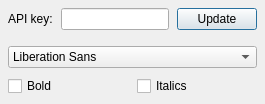
This is src/settings.ui in agarny/wanikani as Qt 5 draws it before an edit. The edited form follows.
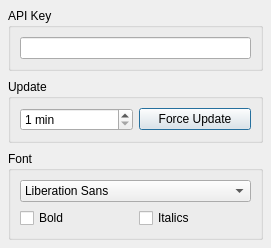
This is the edited form. Icons and pictures are not drawn.

Commit message: Rearranged the GUI and can now specify how often the wallpaper should be updated (closes #3).

Patch:
```diff
--- a/src/settings.ui
+++ b/src/settings.ui
@@ -10,7 +10,7 @@
     <x>0</x>
     <y>0</y>
     <width>320</width>
-    <height>109</height>
+    <height>219</height>
    </rect>
   </property>
   <property name="windowTitle">
@@ -28,59 +28,73 @@
     <enum>QLayout::SetFixedSize</enum>
    </property>
    <property name="leftMargin">
-    <number>0</number>
+    <number>8</number>
    </property>
    <property name="topMargin">
     <number>8</number>
    </property>
    <property name="rightMargin">
-    <number>0</number>
+    <number>8</number>
    </property>
    <property name="bottomMargin">
     <number>8</number>
    </property>
    <item>
-    <layout class="QVBoxLayout" name="apiKeyVerticalLayout">
-     <property name="leftMargin">
-      <number>8</number>
+    <widget class="QGroupBox" name="apiKeyGroupBox">
+     <property name="title">
+      <string>API Key</string>
      </property>
-     <property name="rightMargin">
-      <number>8</number>
-     </property>
-     <item>
-      <layout class="QHBoxLayout" name="apiKeyHorizontalLayout">
-       <item>
-        <widget class="QLabel" name="apiKeyLabel">
-         <property name="text">
-          <string>API key:</string>
-         </property>
-        </widget>
-       </item>
+     <layout class="QVBoxLayout" name="verticalLayout">
        <item>
         <widget class="QLineEdit" name="apiKeyValue"/>
        </item>
+     </layout>
+    </widget>
+   </item>
        <item>
-        <widget class="QPushButton" name="updateButton">
-         <property name="text">
+    <widget class="QGroupBox" name="updateGroupBox">
+     <property name="title">
           <string>Update</string>
          </property>
-        </widget>
-       </item>
-      </layout>
-     </item>
-    </layout>
+     <layout class="QHBoxLayout" name="horizontalLayout_2">
+      <item>
+       <widget class="QSpinBox" name="intervalSpinBox">
+        <property name="enabled">
+         <bool>true</bool>
+        </property>
+        <property name="readOnly">
+         <bool>false</bool>
+        </property>
+        <property name="accelerated">
+         <bool>true</bool>
+        </property>
+        <property name="suffix">
+         <string> min</string>
+        </property>
+        <property name="minimum">
+         <number>1</number>
+        </property>
+        <property name="maximum">
+         <number>60</number>
+        </property>
+       </widget>
+      </item>
+      <item>
+       <widget class="QPushButton" name="forceUpdateButton">
+        <property name="text">
+         <string>Force Update</string>
+        </property>
+       </widget>
+      </item>
+     </layout>
+    </widget>
    </item>
    <item>
-    <widget class="Line" name="line"/>
-   </item>
-   <item>
-    <layout class="QVBoxLayout" name="verticalLayout">
-     <property name="leftMargin">
-      <number>8</number>
+    <widget class="QGroupBox" name="fontGroupBox">
+     <property name="title">
+      <string>Font</string>
      </property>
-     <property name="rightMargin">
-      <number>8</number>
-     </property>
+     <layout class="QVBoxLayout" name="verticalLayout_2">
      <item>
       <widget class="QFontComboBox" name="fontComboBox">
        <property name="editable">
@@ -110,6 +124,7 @@
       </layout>
      </item>
     </layout>
+    </widget>
    </item>
   </layout>
  </widget>
```
Lines whose indentation alone changed are shown as unchanged. The commit also changes 4 other files.
